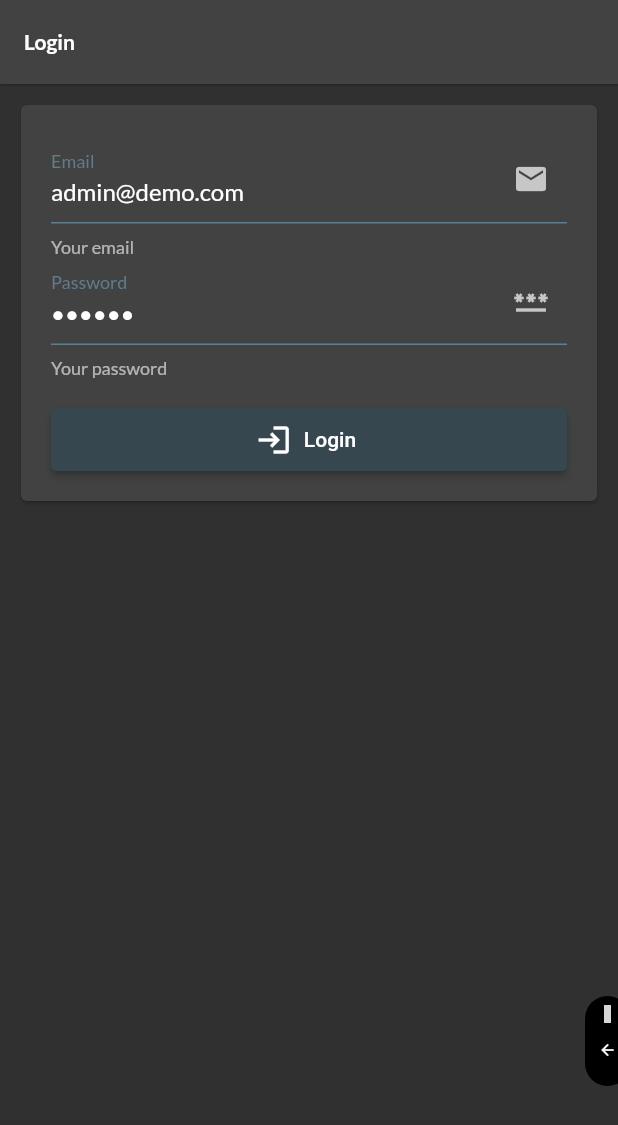
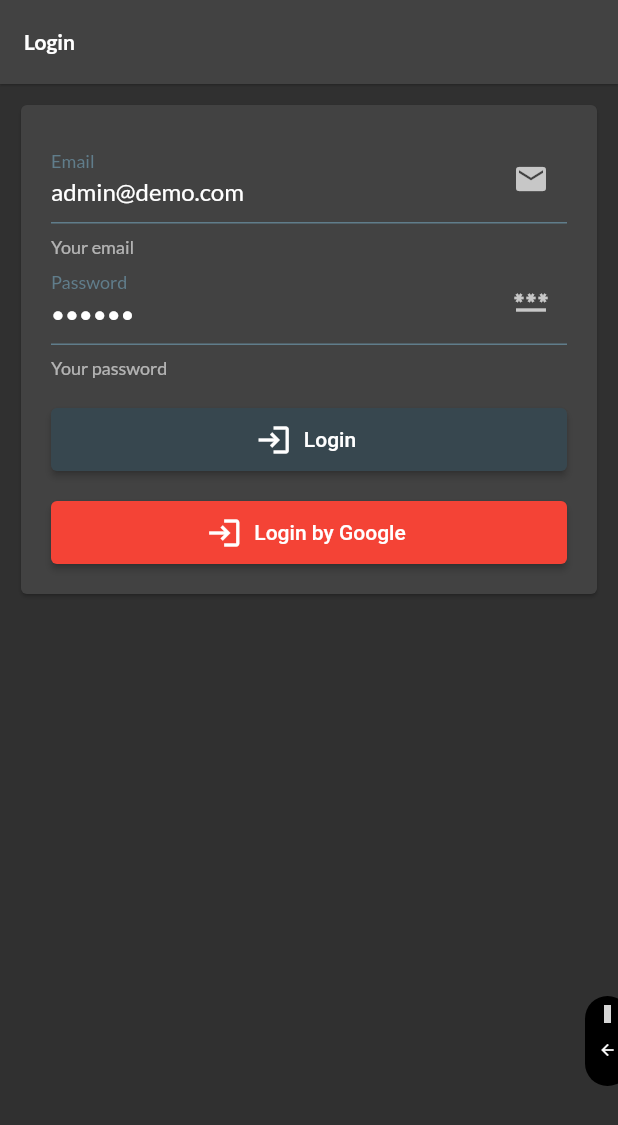
Before and after one commit to magerngoding/pos-restauran-app, a Flutter app: the screen it shows after launch, on a phone screen of 412 x 824 dp. Shown: the top 1125 px of the screen. Run offline on Flutter 3.47's test engine with Material 2 defaults, Android fonts, the phone set to English and light mode, and no system bars; our stand-ins replace cached_network_image, carousel_slider, cloud_firestore, dio, file_picker, firebase_auth and 14 more; missing offline and left inert: faker_dart; accounts and stored records are empty; generated files the repository leaves out were written again; grey boxes are pictures that could not be loaded.

Commit message:
add login by google, repair pos table

```diff
--- a/lib/module/login/view/login_view.dart
+++ b/lib/module/login/view/login_view.dart
@@ -58,6 +58,21 @@ class LoginView extends StatefulWidget {
                           onPressed: () => controller.doLogin(),
                         ),
                       ),
+                      const SizedBox(
+                        height: 20,
+                      ),
+                      SizedBox(
+                        width: MediaQuery.of(context).size.width,
+                        height: 42,
+                        child: ElevatedButton.icon(
+                          icon: const Icon(Icons.login),
+                          label: const Text("Login by Google"),
+                          style: ElevatedButton.styleFrom(
+                            backgroundColor: Colors.red,
+                          ),
+                          onPressed: () => controller.doGoogleLogin(),
+                        ),
+                      ),
                     ],
                   ),
                 ),
--- a/lib/module/pos_table/view/pos_table_view.dart
+++ b/lib/module/pos_table/view/pos_table_view.dart
@@ -1,4 +1,5 @@
 import 'package:cloud_firestore/cloud_firestore.dart';
+import 'package:firebase_auth/firebase_auth.dart';
 import 'package:flutter/material.dart';
 import 'package:hyper_ui/core.dart';
 
@@ -21,6 +22,8 @@ class PosTableView extends StatefulWidget {
               child: StreamBuilder<QuerySnapshot>(
                 stream: FirebaseFirestore.instance
                     .collection("tables")
+                    .where('owner_id',
+                        isEqualTo: FirebaseAuth.instance.currentUser!.uid)
                     .orderBy('order_index')
                     .snapshots(),
                 builder: (context, snapshot) {
--- a/lib/module/product_list/view/product_list_view.dart
+++ b/lib/module/product_list/view/product_list_view.dart
@@ -1,4 +1,5 @@
 import 'package:cloud_firestore/cloud_firestore.dart';
+import 'package:firebase_auth/firebase_auth.dart';
 import 'package:flutter/material.dart';
 import 'package:hyper_ui/core.dart';
 
@@ -75,6 +76,10 @@ class ProductListView extends StatefulWidget {
               child: StreamBuilder<QuerySnapshot>(
                 stream: FirebaseFirestore.instance
                     .collection("products")
+                    .where(
+                      'owner_id',
+                      isEqualTo: FirebaseAuth.instance.currentUser!.uid,
+                    )
                     .snapshots(),
                 builder: (context, snapshot) {
                   if (snapshot.hasError) return const Text("Error");
--- a/lib/service/order_service/order_service.dart
+++ b/lib/service/order_service/order_service.dart
@@ -1,4 +1,5 @@
 import 'package:cloud_firestore/cloud_firestore.dart';
+import 'package:firebase_auth/firebase_auth.dart';
 
 class OrderService {
   create({
@@ -9,6 +10,7 @@ class OrderService {
     required List items,
   }) async {
     await FirebaseFirestore.instance.collection("orders").add({
+      "owner_id": FirebaseAuth.instance.currentUser!.uid,
       'created_at': Timestamp.now(),
       'table_number': tableNumber,
       'items': items,
@@ -20,6 +22,7 @@ class OrderService {
     var snapshot = await FirebaseFirestore.instance
         .collection("tables")
         .where('table_number', isEqualTo: tableNumber)
+        .where('owner_id', isEqualTo: FirebaseAuth.instance.currentUser!.uid)
         .get();
     var tableDocId = snapshot.docs.first.id;
 
--- a/lib/service/product_service/product_service.dart
+++ b/lib/service/product_service/product_service.dart
@@ -1,4 +1,5 @@
 import 'package:cloud_firestore/cloud_firestore.dart';
+import 'package:firebase_auth/firebase_auth.dart';
 
 class ProductService {
   create({
@@ -30,6 +31,7 @@ class ProductService {
   }) async {
     await FirebaseFirestore.instance.collection("products").doc(id).update(
       {
+        "owner_id": FirebaseAuth.instance.currentUser!.uid,
         "photo": photo,
         "product_name": productName,
         "price": price,
```
Also changed, not shown: lib/module/login/controller/login_controller.dart (+12 -1 lines), lib/module/table_list/view/table_list_view.dart (+8 -1 lines), lib/service/auth_service/auth_service.dart (+28 -0 lines), lib/service/table_service/table_service.dart (+6 -1 lines), 2 other files.
